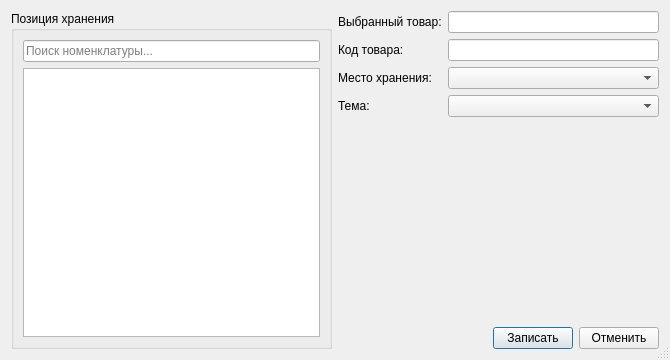
First picture: the form in stockdatadialog.ui, repository igrekus/depot, before the edit.
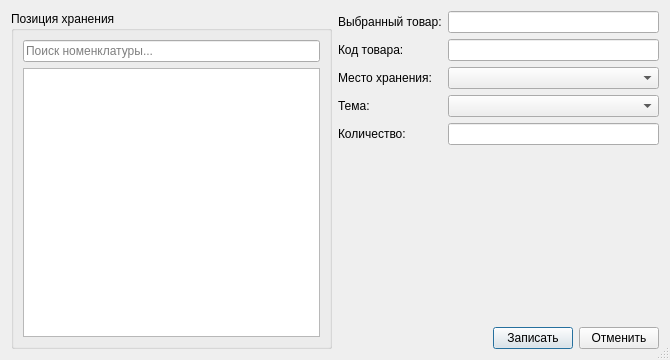
Second picture: the form after the edit.

Commit message: Включил модуль транзакций после переноса базы

Patch:
```diff
--- a/stockdatadialog.ui
+++ b/stockdatadialog.ui
@@ -96,6 +96,16 @@
            </property>
           </widget>
          </item>
+         <item row="4" column="0">
+          <widget class="QLabel" name="lblAmount">
+           <property name="text">
+            <string>Количество:</string>
+           </property>
+          </widget>
+         </item>
+         <item row="4" column="1">
+          <widget class="QLineEdit" name="editAmount"/>
+         </item>
         </layout>
        </item>
        <item>
```
The commit also changes 2 other files.
